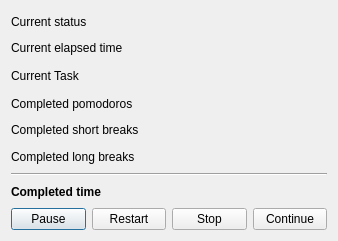
This is PomodoroStatistics.ui in FelixdelasPozas/pomodorotimelapse as Qt 5 draws it before an edit. The edited form follows.
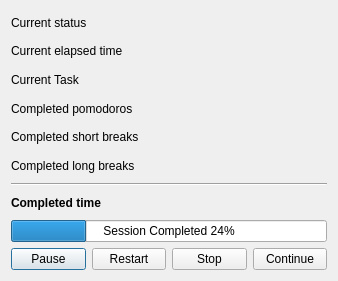
This is the edited form. Icons and pictures are not drawn.

Commit message:
Fixes in pomodoro overlay and changes in the statistics UI.
Fix: pomodoro overlay wasn't computing correctly the position of the
units.
Added a session progress bar in the statistics dialog.
Added a method to compute the total session time in the pomodoro class.
Modified PomodoroStatistics to update the progress every second.

```diff
--- a/PomodoroStatistics.ui
+++ b/PomodoroStatistics.ui
@@ -7,7 +7,7 @@
     <x>0</x>
     <y>0</y>
     <width>338</width>
-    <height>241</height>
+    <height>281</height>
    </rect>
   </property>
   <property name="sizePolicy">
@@ -19,13 +19,13 @@
   <property name="minimumSize">
    <size>
     <width>338</width>
-    <height>241</height>
+    <height>281</height>
    </size>
   </property>
   <property name="maximumSize">
    <size>
     <width>338</width>
-    <height>241</height>
+    <height>281</height>
    </size>
   </property>
   <property name="windowTitle">
@@ -34,7 +34,7 @@
   <property name="modal">
    <bool>false</bool>
   </property>
-  <layout class="QVBoxLayout" name="verticalLayout_2" stretch="0,0,0,0,0,0,0,0,0">
+  <layout class="QVBoxLayout" name="verticalLayout_2" stretch="0,0,0,0,0,0,0,0,0,0">
    <item>
     <layout class="QHBoxLayout" name="horizontalLayout_7">
      <property name="topMargin">
@@ -269,6 +269,19 @@
      </item>
     </layout>
    </item>
+   <item>
+    <widget class="QProgressBar" name="m_progress">
+     <property name="value">
+      <number>24</number>
+     </property>
+     <property name="alignment">
+      <set>Qt::AlignCenter</set>
+     </property>
+     <property name="format">
+      <string>Session Completed %p%</string>
+     </property>
+    </widget>
+   </item>
    <item>
     <layout class="QHBoxLayout" name="horizontalLayout">
      <item>
```
The commit also changes 8 other files.
